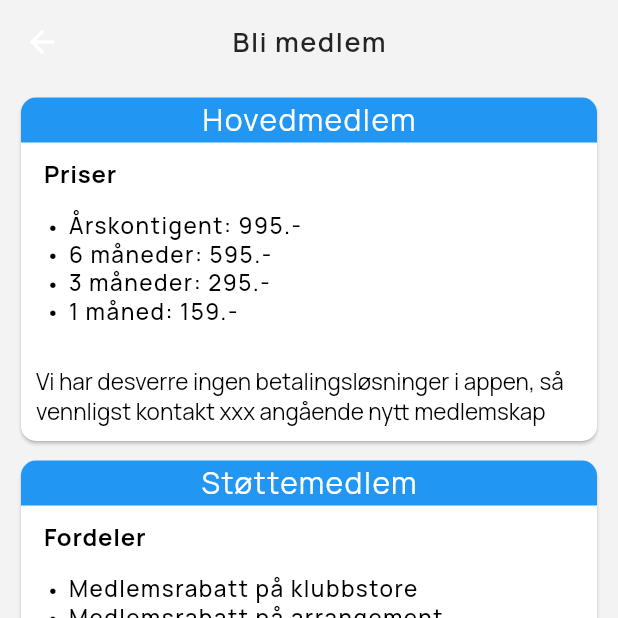
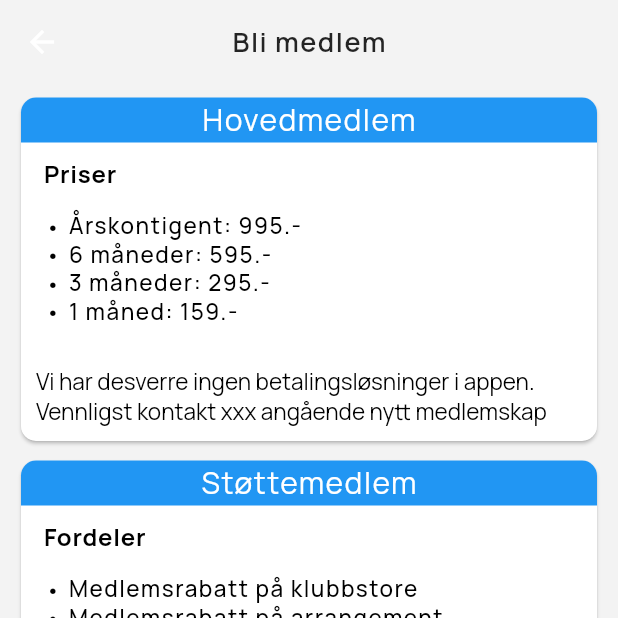
Before and after one commit to mathiasovreseth/stryn-esport, a Flutter app: the BecomeMemberPage screen opened directly, on a phone screen of 412 x 824 dp, the top half of it. Run offline on Flutter 3.47's test engine with Material 2 defaults, Android fonts, the phone set to English and light mode, and no system bars; our stand-ins replace bloc, cloud_firestore, equatable, firebase_auth, firebase_core, flutter_bloc and 4 more; missing offline and left inert: flow_builder; accounts and stored records are empty.

Commit message:
Changed info text on become main member widget.

```diff
--- a/lib/widgets/become_main_member.dart
+++ b/lib/widgets/become_main_member.dart
@@ -62,8 +62,8 @@ class BecomeMainMemberWidget extends StatelessWidget {
             const Padding(
               padding: EdgeInsets.all(10.0),
               child: Text(
-                "Vi har desverre ingen betalingsløsninger i appen, "
-                    "så vennligst kontakt xxx angående nytt medlemskap",
+                "Vi har desverre ingen betalingsløsninger i appen"
+                    ". Vennligst kontakt xxx angående nytt medlemskap",
                 style: TextStyle(
                   color: Colors.black,
                   fontSize: 15,
```
